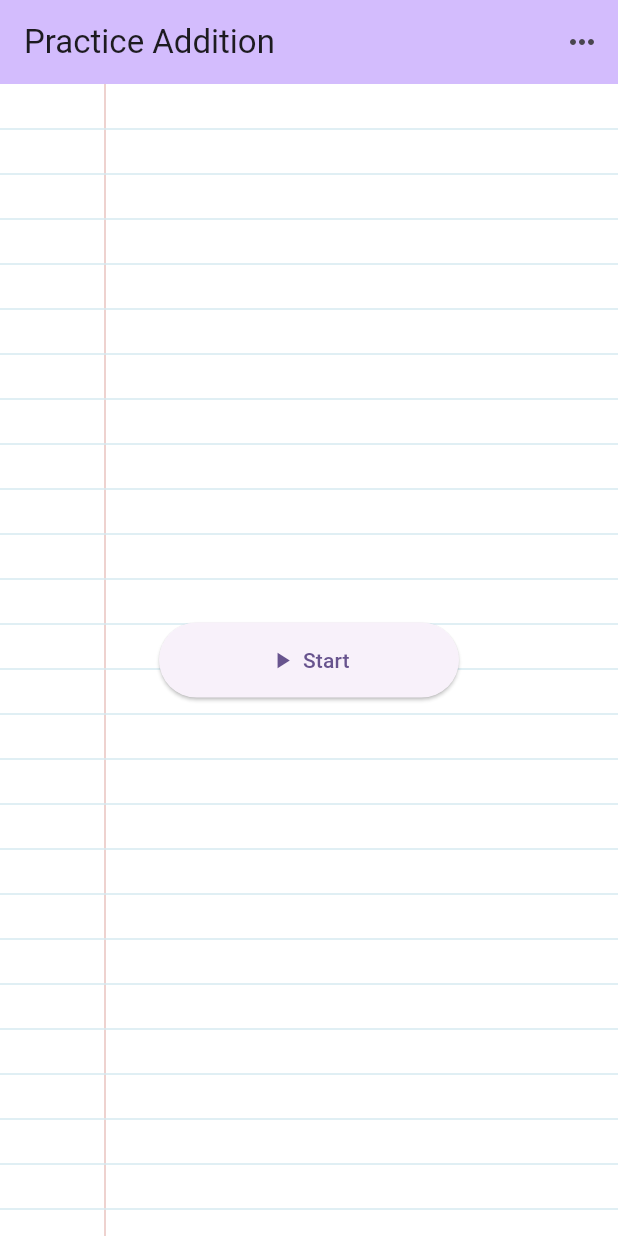
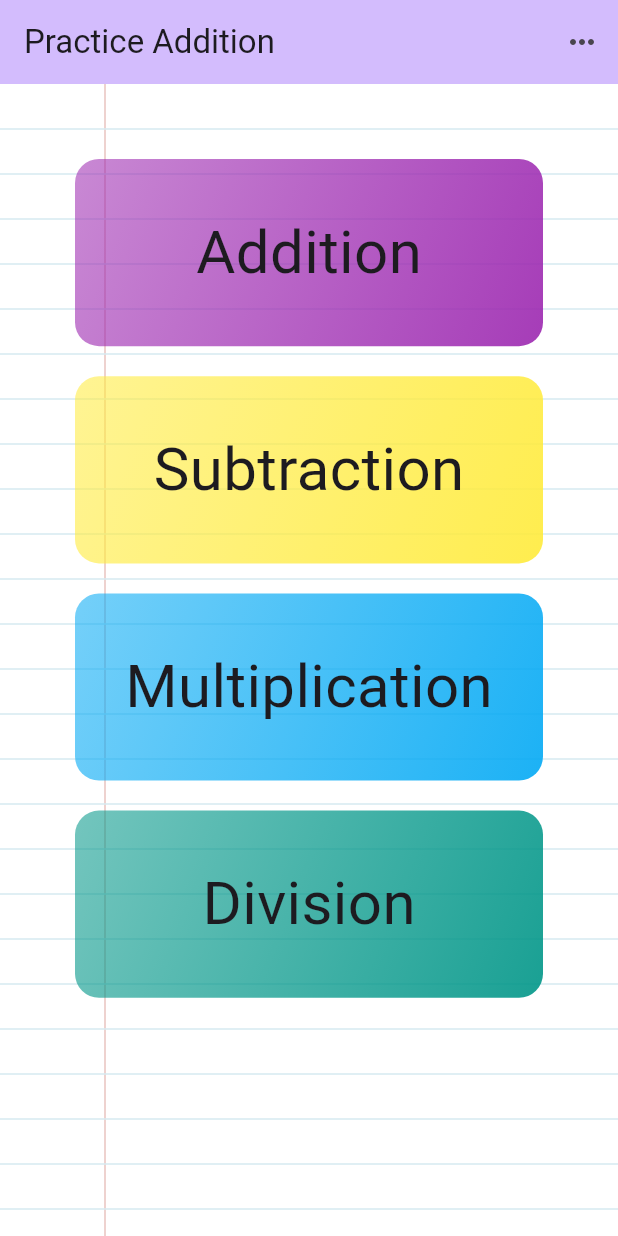
Before and after one commit to KulikovDO/OneTutor.Arithmetic, a Flutter app: the screen it shows after launch, on a phone screen of 412 x 824 dp. Run offline on Flutter 3.47's test engine with Material 3 defaults, Android fonts, the phone set to English and light mode, and no system bars; our stand-ins replace confetti, flutter_tts, google_fonts, shared_preferences; missing offline and left inert: flutter_soloud.

Commit message:
tile component

```diff
--- a/lib/background.dart
+++ b/lib/background.dart
@@ -21,6 +21,7 @@ class Background extends StatelessWidget {
   }
 
 }
+
 
 class BackgroundPainter extends CustomPainter {
 
--- /dev/null
+++ b/lib/data/categories.dart
@@ -0,0 +1,25 @@
+import 'package:first_app/model/category.dart';
+import 'package:flutter/material.dart';
+
+const categories = [
+  Category(
+    id: 'c1',
+    title: 'Addition',
+    color: Colors.purple,
+  ),
+  Category(
+    id: 'c1',
+    title: 'Subtraction',
+    color: Colors.yellow,
+  ),
+  Category(
+    id: 'c2',
+    title: 'Multiplication',
+    color: Colors.lightBlue,
+  ),
+  Category(
+    id: 'c3',
+    title: 'Division',
+    color: Colors.teal,
+  ),
+];
--- /dev/null
+++ b/lib/model/category.dart
@@ -0,0 +1,13 @@
+import 'package:flutter/material.dart';
+
+class Category {
+  const Category({
+    required this.id,
+    required this.title,
+    this.color = Colors.orange,
+  });
+
+  final String id;
+  final String title;
+  final Color color;
+}
--- a/lib/start_screen.dart
+++ b/lib/start_screen.dart
@@ -1,11 +1,20 @@
 import 'package:first_app/background.dart';
 import 'package:first_app/config_screen.dart';
 import 'package:first_app/main_screen.dart';
+import 'package:first_app/model/category.dart';
+import 'package:first_app/tile.dart';
+import 'package:first_app/data/categories.dart';
 import 'package:flutter/material.dart';
 
 
 class StartScreen extends StatelessWidget {
   const StartScreen({super.key});
+
+  void _selectCategory(BuildContext context, Category category) {
+
+    print(category);
+
+  }
 
   void _handleStartOnPressed(BuildContext context){
     Navigator.of(context).push(
@@ -42,34 +51,53 @@ class StartScreen extends StatelessWidget {
         body: Stack(
           children: [
             const Background(),
-            Center(
-              child: SizedBox(
-                width: 200.0,
-                height: 50.0,
-                child:
-                  ElevatedButton(
-                    onPressed: () {
-                      _handleStartOnPressed(context);
+            GridView(
+              padding: const EdgeInsets.all(50),
+              gridDelegate: const SliverGridDelegateWithFixedCrossAxisCount(
+                crossAxisCount: 1,
+                childAspectRatio: 5 / 2,
+                crossAxisSpacing: 20,
+                mainAxisSpacing: 20,
+              ),
+              children: [
+                // availableCategories.map((category) => CategoryGridItem(category: category)).toList()
+                for (final category in categories)
+                  Tile(
+                    category: category,
+                    onSelect: () {
+                      _selectCategory(context, category);
                     },
-                    child: const Padding(
-                      padding: EdgeInsets.all(10.0),
-                      child: Row(
-                        mainAxisAlignment: MainAxisAlignment.center,
-                        children: [
-                          Icon(
-                            Icons.play_arrow,
-                          ),
-                          SizedBox(
-                            width: 5.0,
-                          ),
-                          Text('Start'),
+                  )
+              ],
+            )
+            // Center(
+            //   child: SizedBox(
+            //     width: 200.0,
+            //     height: 50.0,
+            //     child:
+            //       ElevatedButton(
+            //         onPressed: () {
+            //           _handleStartOnPressed(context);
+            //         },
+            //         child: const Padding(
+            //           padding: EdgeInsets.all(10.0),
+            //           child: Row(
+            //             mainAxisAlignment: MainAxisAlignment.center,
+            //             children: [
+            //               Icon(
+            //                 Icons.play_arrow,
+            //               ),
+            //               SizedBox(
+            //                 width: 5.0,
+            //               ),
+            //               Text('Start'),
 
-                        ],
-                      )
-                    ),
-                  ),
-              )
-            ),
+            //             ],
+            //           )
+            //         ),
+            //       ),
+            //   )
+            // ),
           ],
         ),
 
--- /dev/null
+++ b/lib/tile.dart
@@ -0,0 +1,45 @@
+import 'package:first_app/model/category.dart';
+import 'package:flutter/material.dart';
+
+class Tile extends StatelessWidget {
+  const Tile({
+    super.key,
+    required this.category,
+    required this.onSelect,
+  });
+
+  final Category category;
+  final void Function() onSelect;
+
+  @override
+  Widget build(BuildContext context) {
+
+    return InkWell(
+      onTap: onSelect,
+      splashColor: Theme.of(context).primaryColor,
+      borderRadius: BorderRadius.circular(16),
+      child: Container(
+        padding: const EdgeInsets.all(16),
+        decoration: BoxDecoration(
+            borderRadius: BorderRadius.circular(16),
+            gradient: LinearGradient(
+              colors: [
+                category.color.withOpacity(0.55),
+                category.color.withOpacity(0.9),
+              ],
+              begin: Alignment.topLeft,
+              end: Alignment.bottomRight,
+            )),
+        child: Center(
+          child: Text(
+            category.title,
+            style: const TextStyle(fontSize: 40),
+          ),
+        ),
+      ),
+    );
+
+
+  }
+
+}
```
